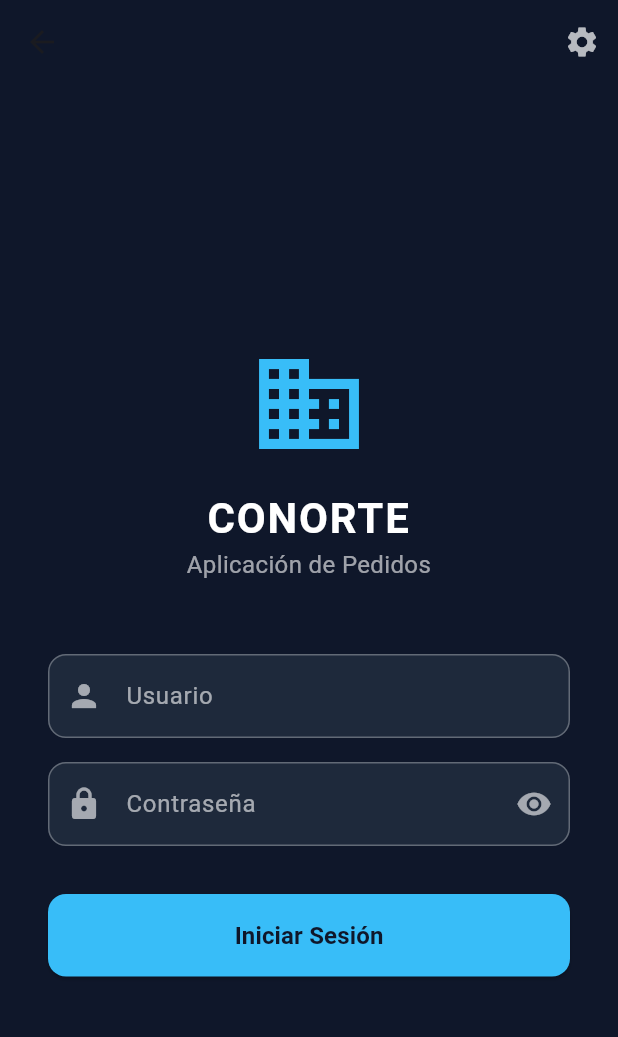
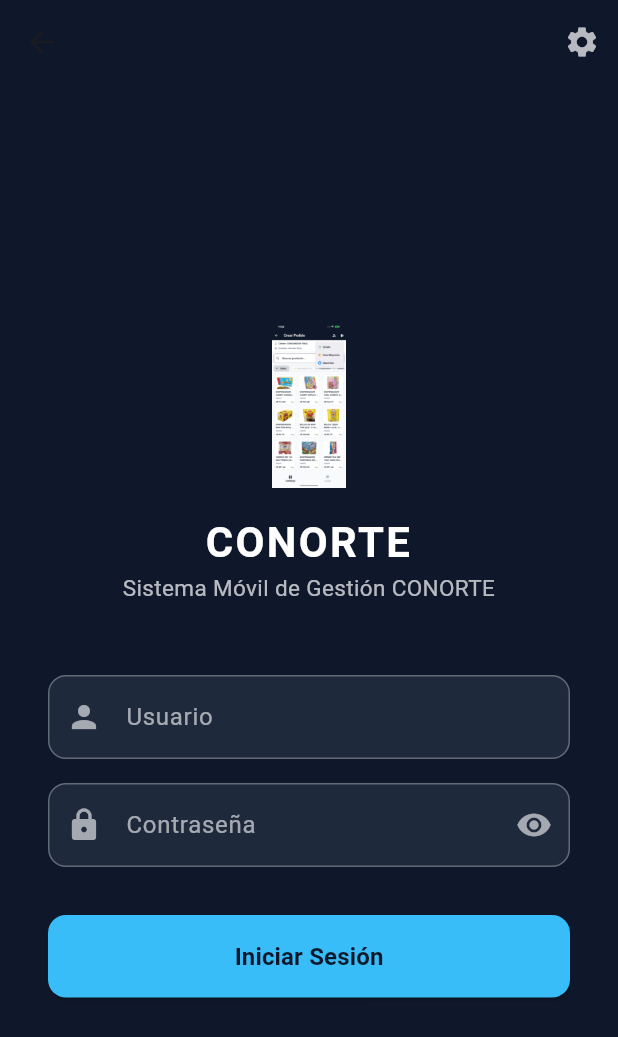
Before and after one commit to Ramos171-c/Conorsa, a Flutter app: the screen it shows after launch, after a tap on "Acceso Vendedor", on a phone screen of 412 x 824 dp. Shown: the top 1037 px of the screen. Run offline on Flutter 3.47's test engine with Material 3 defaults, Android fonts, the light colour scheme and no system bars; our stand-ins replace shared_preferences; accounts and stored records are empty; network calls fail; project files that could hold a hidden picture were left out.

Commit message:
feat: agregar logo oficial CONORTE en todas las pantallas de WPF y Flutter

```diff
--- a/EnterpriseBillingSystem.Mobile/lib/screens/catalog_screen.dart
+++ b/EnterpriseBillingSystem.Mobile/lib/screens/catalog_screen.dart
@@ -59,7 +59,13 @@
     return Scaffold(
       backgroundColor: const Color(0xFFF8FAFC),
       appBar: AppBar(
-        title: const Text('Catálogo de Productos'),
+        title: Row(
+          children: [
+            Image.asset('assets/images/logo.png', height: 30, width: 30),
+            const SizedBox(width: 10),
+            const Text('CONORTE — Catálogo'),
+          ],
+        ),
         backgroundColor: const Color(0xFF0F172A),
         foregroundColor: Colors.white,
         actions: [
--- a/EnterpriseBillingSystem.Mobile/lib/screens/login_screen.dart
+++ b/EnterpriseBillingSystem.Mobile/lib/screens/login_screen.dart
@@ -75,11 +75,11 @@
                 mainAxisAlignment: MainAxisAlignment.center,
                 crossAxisAlignment: CrossAxisAlignment.stretch,
                 children: [
-                  // App Icon / Logo placeholder
-                  const Icon(
-                    Icons.domain,
-                    size: 80,
-                    color: Color(0xFF38BDF8), // Light Blue Accent
+                  // App Logo CONORTE
+                  Image.asset(
+                    'assets/images/logo.png',
+                    height: 110,
+                    width: 110,
                   ),
                   const SizedBox(height: 16),
                   const Text(
@@ -89,15 +89,15 @@
                       fontSize: 28,
                       fontWeight: FontWeight.bold,
                       color: Colors.white,
-                      letterSpacing: 1.2,
+                      letterSpacing: 1.5,
                     ),
                   ),
                   const Text(
-                    'Aplicación de Pedidos',
+                    'Sistema Móvil de Gestión CONORTE',
                     textAlign: TextAlign.center,
                     style: TextStyle(
-                      fontSize: 16,
-                      color: Colors.white60,
+                      fontSize: 15,
+                      color: Colors.white70,
                     ),
                   ),
                   const SizedBox(height: 48),
--- a/EnterpriseBillingSystem.Mobile/lib/screens/order_list_screen.dart
+++ b/EnterpriseBillingSystem.Mobile/lib/screens/order_list_screen.dart
@@ -546,7 +546,13 @@
     return Scaffold(
       backgroundColor: const Color(0xFFF1F5F9),
       appBar: AppBar(
-        title: const Text('Historial de Pedidos'),
+        title: Row(
+          children: [
+            Image.asset('assets/images/logo.png', height: 30, width: 30),
+            const SizedBox(width: 10),
+            const Text('CONORTE — Historial'),
+          ],
+        ),
         backgroundColor: const Color(0xFF0F172A),
         foregroundColor: Colors.white,
         actions: [
```
Also changed, not shown: EnterpriseBillingSystem.Mobile/lib/screens/create_order_screen.dart (+7 -1 lines), EnterpriseBillingSystem.Mobile/lib/screens/customer_list_screen.dart (+7 -1 lines), EnterpriseBillingSystem.Mobile/lib/screens/dashboard_screen.dart (+7 -1 lines), EnterpriseBillingSystem.Mobile/lib/screens/goals_screen.dart (+7 -1 lines), EnterpriseBillingSystem.Mobile/lib/screens/home_screen.dart (+7 -1 lines), EnterpriseBillingSystem.Mobile/lib/screens/pos_screen.dart (+7 -1 lines), EnterpriseBillingSystem.Mobile/lib/screens/product_detail_screen.dart (+7 -1 lines), EnterpriseBillingSystem.Mobile/lib/screens/register_customer_screen.dart (+7 -1 lines), EnterpriseBillingSystem.Mobile/assets/images/logo.png (added), EnterpriseBillingSystem.Wpf/Assets/logo.png (added), 3 other files.
